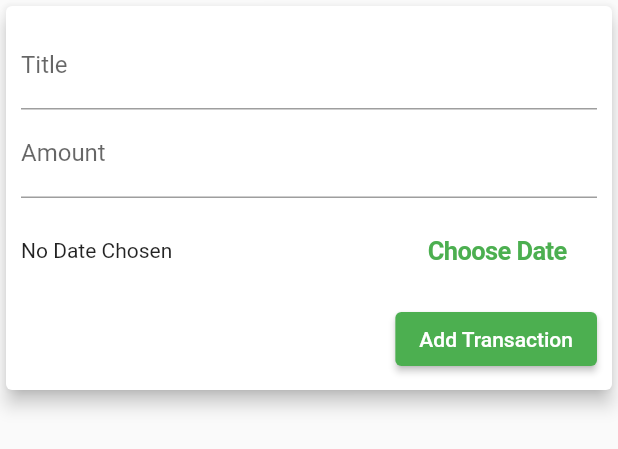
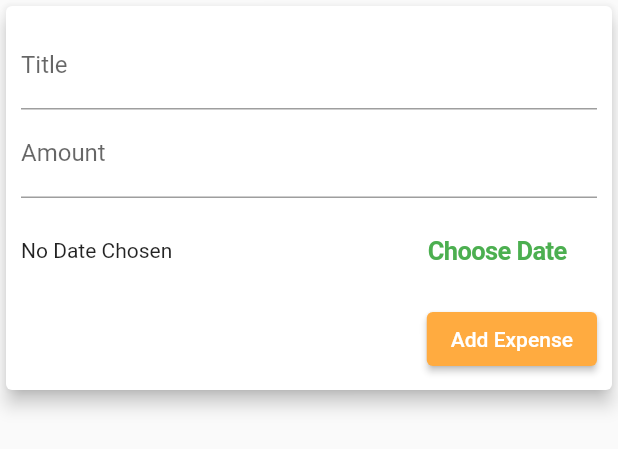
Before and after one commit to Pimonpawn/WirelessProject, a Flutter app: the NewTransaction widget shown alone on an empty page, opened directly with empty values, on a phone screen of 412 x 824 dp. Shown: the top 449 px of the screen. Run offline on Flutter 3.47's test engine with Material 2 defaults, Android fonts, the phone set to English and light mode, and no system bars.

Commit message:
project final

```diff
--- a/piggywallet/lib/widgets/chart.dart
+++ b/piggywallet/lib/widgets/chart.dart
@@ -20,7 +20,7 @@ class Chart extends StatelessWidget {
         if (recentTransaction[i].date.day == weekDay.day &&
             recentTransaction[i].date.month == weekDay.month &&
             recentTransaction[i].date.year == weekDay.year) {
-          totalSum = recentTransaction[i].amount;
+          totalSum += recentTransaction[i].amount;
         }
       }
 
--- a/piggywallet/lib/widgets/home_page.dart
+++ b/piggywallet/lib/widgets/home_page.dart
@@ -127,7 +127,7 @@ class _MyHomePageState extends State<MyHomePage> {
                 mainAxisAlignment: MainAxisAlignment.center,
                 children: <Widget>[
                   Text(
-                    'Show Cart',
+                    'Show Chart',
                     style: Theme.of(context).textTheme.title,
                   ),
                   Switch.adaptive(
--- a/piggywallet/lib/widgets/new_transaction.dart
+++ b/piggywallet/lib/widgets/new_transaction.dart
@@ -1,5 +1,3 @@
-import 'dart:io';
-
 import 'package:flutter/cupertino.dart';
 import 'package:flutter/material.dart';
 import 'package:intl/intl.dart';
@@ -100,15 +98,25 @@ class _NewTransactionState extends State<NewTransaction> {
                 ),
               ),
               ElevatedButton(
-                child: Text('Add Transaction'),
+                child: Text('Add Expense'),
                 style: ElevatedButton.styleFrom(
-                  primary: Colors.green, // background
+                  primary: Colors.orangeAccent, // background
                   onPrimary: Colors.white, // foreground
                 ),
                 onPressed: _submitData,
                 // print(titleInput);
                 // print(amountInput);
-              )
+              ),
+              // ElevatedButton(
+              //   child: Text('Add Budget'),
+              //   style: ElevatedButton.styleFrom(
+              //     primary: Colors.green, // background
+              //     onPrimary: Colors.white, // foreground
+              //   ),
+              //   onPressed: _submitData,
+              //   // print(titleInput);
+              //   // print(amountInput);
+              // )
             ],
           ),
         ),
```
Also changed, not shown: piggywallet/lib/main.dart (+0 -16 lines).
